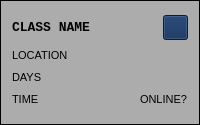
Before: the Qt Designer form 370-project/class_info_unit.ui in rochanehurst/CS370-Team3, drawn with Qt 5.
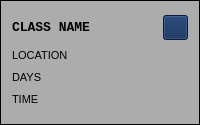
After: the same form once the commit is applied. Icons and pictures are not drawn.

The edit to the form file:
```diff
--- a/370-project/class_info_unit.ui
+++ b/370-project/class_info_unit.ui
@@ -530,24 +530,6 @@
      </property>
     </widget>
    </item>
-   <item row="3" column="2" alignment="Qt::AlignmentFlag::AlignRight">
-    <widget class="QLabel" name="online_label">
-     <property name="sizePolicy">
-      <sizepolicy hsizetype="Fixed" vsizetype="Fixed">
-       <horstretch>0</horstretch>
-       <verstretch>0</verstretch>
-      </sizepolicy>
-     </property>
-     <property name="font">
-      <font>
-       <pointsize>8</pointsize>
-      </font>
-     </property>
-     <property name="text">
-      <string>ONLINE?</string>
-     </property>
-    </widget>
-   </item>
    <item row="3" column="0" colspan="2">
     <widget class="QLabel" name="time_label">
      <property name="sizePolicy">
```
